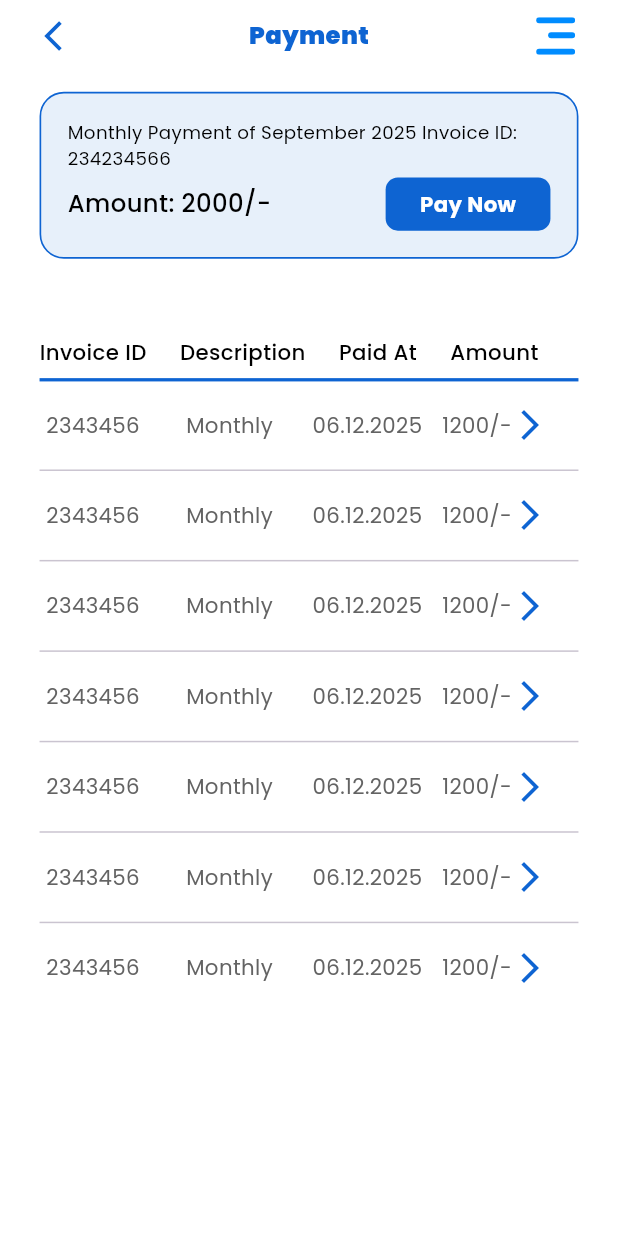
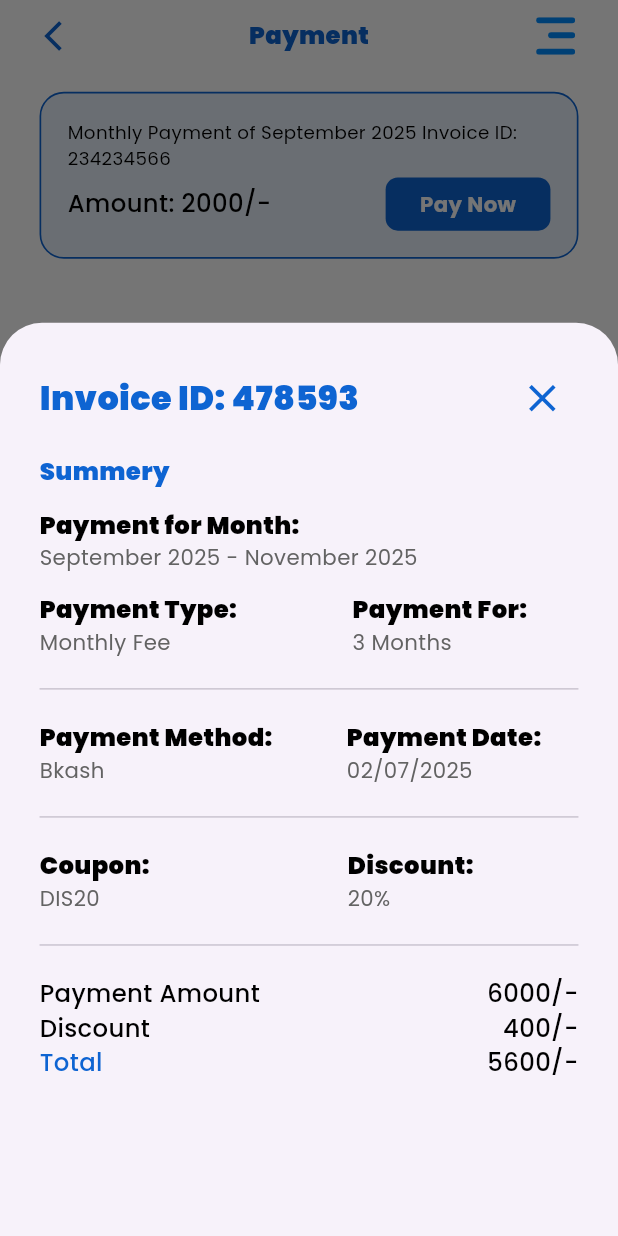
Before and after one commit to Ztrios/Learning-Management, a Flutter app: the PaymentPage screen opened by its route, after a tap on "2343456", on a phone screen of 412 x 824 dp. Run offline on Flutter 3.47's test engine with Material 3 defaults, Android fonts, the phone set to English and light mode, and no system bars; drawn by our look-alikes of toastification; our stand-ins replace awesome_notifications, cached_network_image, dartz, date_picker_timeline, dio, equatable and 18 more; missing offline and left inert: defer_pointer; accounts and stored records are empty.

Commit message:
:art:[Interface]: Payment details bottom sheet created and ui design completed.

```diff
--- a/lib/features/payments/presentation/pages/bottom_sheet/payment_bottom_sheet.dart
+++ b/lib/features/payments/presentation/pages/bottom_sheet/payment_bottom_sheet.dart
@@ -3,6 +3,7 @@ import 'package:flutter_screenutil/flutter_screenutil.dart';
 import 'package:learning_management/core/utils/styles/app_colors.dart';
 import 'package:learning_management/core/utils/ui_helpers/spacing.dart';
 import 'package:learning_management/core/utils/ui_helpers/ui_helpers.dart';
+import 'package:learning_management/features/payments/presentation/widgets/bottom_sheet_title.dart';
 import 'package:learning_management/features/payments/presentation/widgets/fee_type_selection.dart';
 import 'package:learning_management/features/payments/presentation/widgets/payment_row_widget.dart';
 import 'package:learning_management/widgets/buttons/primary_button.dart';
@@ -44,22 +45,7 @@ class PaymentBottomSheet extends StatelessWidget {
         crossAxisAlignment: CrossAxisAlignment.start,
         children: [
           /// Header Row
-          Row(
-            mainAxisAlignment: MainAxisAlignment.spaceBetween,
-            children: [
-              Text(
-                "Invoice ID: 478593",
-                style: AppTextStyles.titleLarge.copyWith(
-                  fontWeight: FontWeight.w900,
-                  color: AppColors.blueLight,
-                ),
-              ),
-              IconButton(
-                onPressed: () => Navigator.pop(context),
-                icon: Icon(Icons.clear, size: 30.sp, color: AppColors.blueLight),
-              ),
-            ],
-          ),
+          BottomSheetTitle(),
 
           gap12,
 
--- /dev/null
+++ b/lib/features/payments/presentation/pages/bottom_sheet/payment_details_bottom_sheet.dart
@@ -0,0 +1,146 @@
+import 'package:flutter/material.dart';
+import 'package:flutter_screenutil/flutter_screenutil.dart';
+import 'package:learning_management/core/utils/styles/app_colors.dart';
+import 'package:learning_management/core/utils/ui_helpers/spacing.dart';
+import 'package:learning_management/core/utils/ui_helpers/ui_helpers.dart';
+import 'package:learning_management/features/payments/presentation/widgets/bottom_sheet_title.dart';
+import 'package:learning_management/features/payments/presentation/widgets/column_text_widget.dart';
+import 'package:learning_management/features/payments/presentation/widgets/fee_type_selection.dart';
+import 'package:learning_management/features/payments/presentation/widgets/payment_row_widget.dart';
+import 'package:learning_management/widgets/buttons/primary_button.dart';
+
+
+void showPaymentDetailsBottomSheet(BuildContext context){
+  showModalBottomSheet(
+      context: context,
+      isScrollControlled: true,
+      builder: (context){
+        return PaymentDetailsBottomSheet();
+      }
+  );
+}
+
+class PaymentDetailsBottomSheet extends StatelessWidget {
+  const PaymentDetailsBottomSheet({super.key});
+
+  @override
+  Widget build(BuildContext context) {
+
+
+
+    return Container(
+      width: 1.sw,
+      height: 600.h,
+      padding: padding24,
+      decoration: BoxDecoration(borderRadius: radius16),
+      child: Column(
+        crossAxisAlignment: CrossAxisAlignment.start,
+        children: [
+
+          /// Header Row
+          BottomSheetTitle(),
+
+          gap12,
+
+          Text(
+            "Summery",
+            style: AppTextStyles.titleMedium.copyWith(
+              fontWeight: FontWeight.w900,
+              color: AppColors.blueLight
+            ),
+          ),
+
+          gap12,
+
+          Text(
+            "Payment for Month:",
+            style: AppTextStyles.titleMedium.copyWith(
+                fontWeight: FontWeight.w900,
+            ),
+          ),
+
+          Text(
+            "September 2025 - November 2025",
+            style: AppTextStyles.bodyMedium,
+          ),
+
+
+          gap12,
+
+          Row(
+            spacing: 70.w,
+            children: [
+              LabelValueColumn(
+                  label: "Payment Type:",
+                  value: "Monthly Fee"
+              ),
+
+              LabelValueColumn(
+                  label: "Payment For:",
+                  value: "3 Months"
+              ),
+            ],
+          ),
+
+          gap12,
+
+          const Divider(),
+
+          gap12,
+
+          Row(
+            spacing: 45.w,
+            children: [
+              LabelValueColumn(
+                  label: "Payment Method:",
+                  value: "Bkash"
+              ),
+
+              LabelValueColumn(
+                  label: "Payment Date:",
+                  value: "02/07/2025"
+              ),
+            ],
+          ),
+
+
+          gap12,
+
+          const Divider(),
+
+          gap12,
+
+          Row(
+            spacing: 120.w,
+            children: [
+              LabelValueColumn(
+                  label: "Coupon:",
+                  value: "DIS20"
+              ),
+
+              LabelValueColumn(
+                  label: "Discount:",
+                  value: "20%"
+              ),
+            ],
+          ),
+
+
+          gap12,
+          const Divider(),
+          gap12,
+
+          /// Payment Summary
+          PaymentRowWidget(label: "Payment Amount",value:  "6000/-"),
+          PaymentRowWidget(label: "Discount", value:  "400/-"),
+          PaymentRowWidget(label: "Total", value: "5600/-", highlight: true),
+
+
+          gap12,
+        ],
+      ),
+    );
+  }
+
+
+}
--- a/lib/features/payments/presentation/pages/list_view/payment_list.dart
+++ b/lib/features/payments/presentation/pages/list_view/payment_list.dart
@@ -6,6 +6,7 @@ import 'package:learning_management/core/utils/ui_helpers/alignments.dart';
 import 'package:learning_management/core/utils/ui_helpers/paddings.dart';
 import 'package:learning_management/core/utils/ui_helpers/radius.dart';
 import 'package:learning_management/core/utils/ui_helpers/spacing.dart';
+import 'package:learning_management/features/payments/presentation/pages/bottom_sheet/payment_details_bottom_sheet.dart';
 import 'package:learning_management/features/payments/presentation/widgets/fee_type_selection.dart';
 import 'package:learning_management/features/payments/presentation/widgets/item_view/payment_item_view.dart';
 import 'package:learning_management/widgets/buttons/primary_button.dart';
@@ -64,15 +65,7 @@ class PaymentList extends StatelessWidget {
                 physics: BouncingScrollPhysics(),
                 itemBuilder: (context, index){
                   return InkWell(
-                    onTap: (){
-                      // print("HelLO");
-                      // showBottomSheet(
-                      //     context: context,
-                      //     builder: (context){
-                      //       return ;
-                      //     }
-                      // );
-                    },
+                    onTap: ()=> showPaymentDetailsBottomSheet(context),
                     child: PaymentItemView()
                   );
                 },
--- /dev/null
+++ b/lib/features/payments/presentation/widgets/bottom_sheet_title.dart
@@ -0,0 +1,28 @@
+import 'package:flutter/material.dart';
+import 'package:flutter_screenutil/flutter_screenutil.dart';
+import 'package:learning_management/core/utils/styles/app_colors.dart';
+import 'package:learning_management/core/utils/styles/app_text_styles.dart';
+
+class BottomSheetTitle extends StatelessWidget {
+  const BottomSheetTitle({super.key});
+
+  @override
+  Widget build(BuildContext context) {
+    return Row(
+      mainAxisAlignment: MainAxisAlignment.spaceBetween,
+      children: [
+        Text(
+          "Invoice ID: 478593",
+          style: AppTextStyles.titleLarge.copyWith(
+            fontWeight: FontWeight.w900,
+            color: AppColors.blueLight,
+          ),
+        ),
+        IconButton(
+          onPressed: () => Navigator.pop(context),
+          icon: Icon(Icons.clear, size: 30.sp, color: AppColors.blueLight),
+        ),
+      ],
+    );
+  }
+}
--- /dev/null
+++ b/lib/features/payments/presentation/widgets/column_text_widget.dart
@@ -0,0 +1,37 @@
+import 'package:flutter/material.dart';
+import 'package:learning_management/core/utils/styles/app_text_styles.dart';
+
+class LabelValueColumn extends StatelessWidget {
+  final String label;
+  final String value;
+  final TextStyle? labelStyle;
+  final TextStyle? valueStyle;
+  final CrossAxisAlignment crossAxisAlignment;
+
+  const LabelValueColumn({
+    super.key,
+    required this.label,
+    required this.value,
+    this.labelStyle,
+    this.valueStyle,
+    this.crossAxisAlignment = CrossAxisAlignment.start,
+  });
+
+  @override
+  Widget build(BuildContext context) {
+    return Column(
+      crossAxisAlignment: crossAxisAlignment,
+      children: [
+        Text(
+          label,
+          style: labelStyle ??
+              AppTextStyles.titleMedium.copyWith(fontWeight: FontWeight.w900),
+        ),
+        Text(
+          value,
+          style: valueStyle ?? AppTextStyles.bodyMedium,
+        ),
+      ],
+    );
+  }
+}
```
